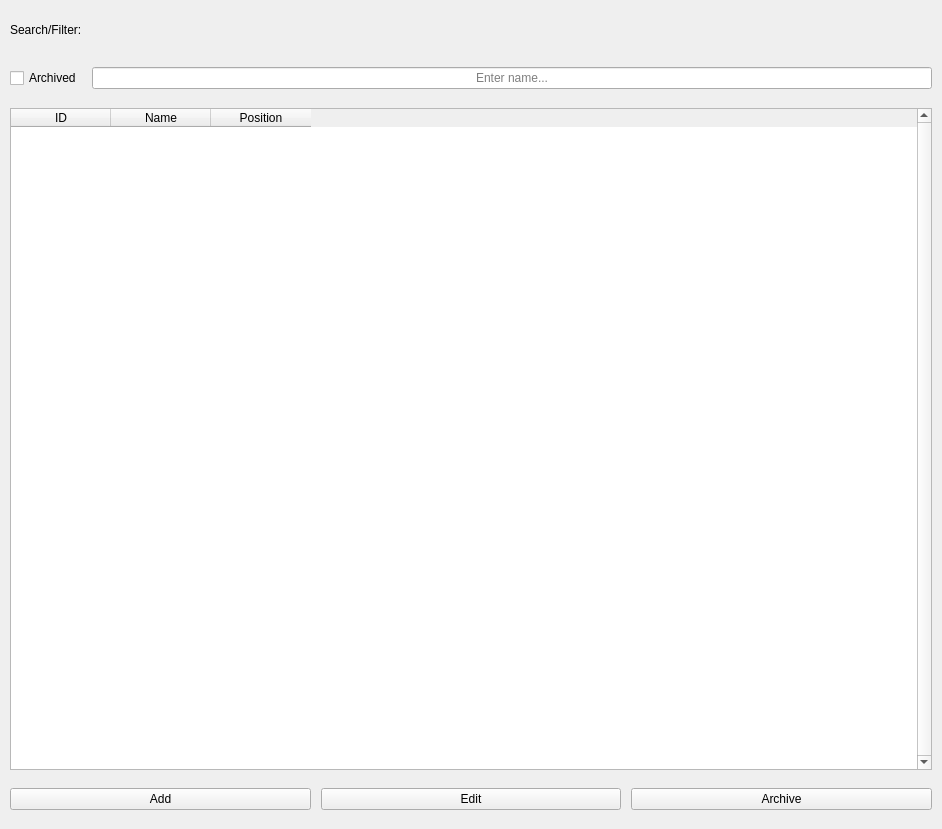
jsmcodes/CPC-V, file UI/main_doctors_ui.ui: the form before one commit.
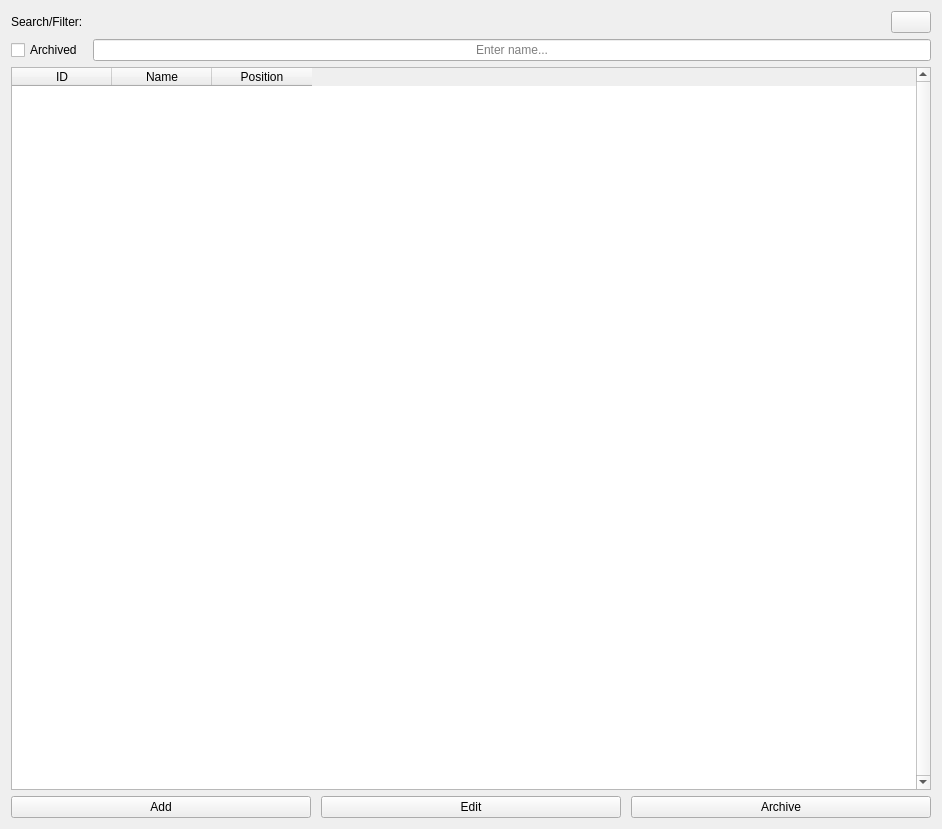
The form after the commit. Icons and pictures are not drawn.

What changed in the file:
```diff
--- a/UI/main_doctors_ui.ui
+++ b/UI/main_doctors_ui.ui
@@ -13,22 +13,12 @@
   <property name="windowTitle">
    <string/>
   </property>
-  <layout class="QVBoxLayout" name="main_layout" stretch="1,1,17,1">
+  <layout class="QVBoxLayout" name="verticalLayout">
+   <item>
+    <layout class="QHBoxLayout" name="horizontalLayout" stretch="0,1,0">
    <property name="spacing">
     <number>10</number>
    </property>
-   <property name="leftMargin">
-    <number>10</number>
-   </property>
-   <property name="topMargin">
-    <number>10</number>
-   </property>
-   <property name="rightMargin">
-    <number>10</number>
-   </property>
-   <property name="bottomMargin">
-    <number>10</number>
-   </property>
    <item>
     <widget class="QLabel" name="lbl_search_filter">
      <property name="text">
@@ -37,6 +27,35 @@
     </widget>
    </item>
    <item>
+      <spacer name="horizontalSpacer">
+       <property name="orientation">
+        <enum>Qt::Horizontal</enum>
+       </property>
+       <property name="sizeHint" stdset="0">
+        <size>
+         <width>40</width>
+         <height>20</height>
+        </size>
+       </property>
+      </spacer>
+     </item>
+     <item>
+      <widget class="QPushButton" name="pshbtn_refresh">
+       <property name="cursor">
+        <cursorShape>PointingHandCursor</cursorShape>
+       </property>
+       <property name="text">
+        <string/>
+       </property>
+       <property name="icon">
+        <iconset resource="../Resource/dev_resource.qrc">
+         <normaloff>:/icons/refresh.png</normaloff>:/icons/refresh.png</iconset>
+       </property>
+      </widget>
+     </item>
+    </layout>
+   </item>
+   <item>
     <widget class="QWidget" name="wdgt_search_filter" native="true">
      <layout class="QHBoxLayout" name="wdgt_search_filter_layout" stretch="0,1">
       <property name="spacing">
```
Left out of the diff: 4 changed lines with no effect on the pictures. Lines whose indentation alone changed are shown as unchanged.
